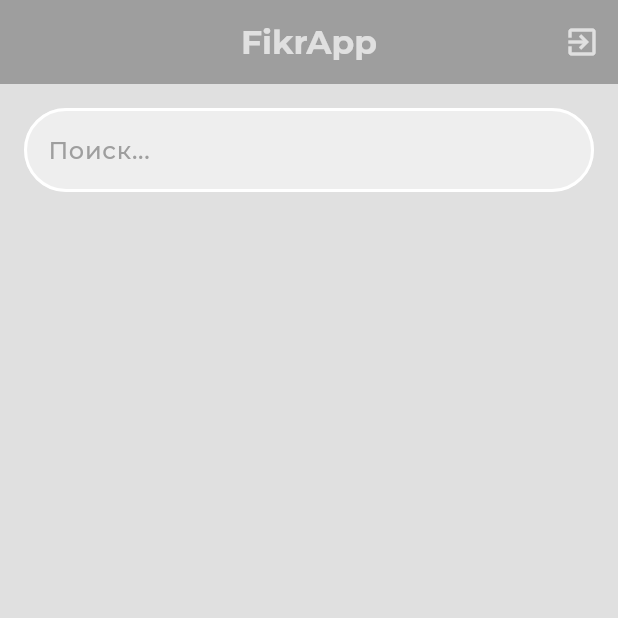
After one commit to flutter-dev7/Fikr, a Flutter app: the screen it shows once a user with an empty profile is signed in, on a phone screen of 412 x 824 dp, the top half of it. The commit adds this screen. Run offline on Flutter 3.47's test engine with Material 3 defaults, Android fonts, the phone set to English and light mode, and no system bars; our stand-ins replace cloud_firestore, firebase_auth, firebase_core, flutter_riverpod, google_fonts; accounts and stored records are empty.

Commit message:
Add Home Feature

```diff
--- a/lib/config/routes/app_routes.dart
+++ b/lib/config/routes/app_routes.dart
@@ -1,12 +1,14 @@
 import 'package:fikr/features/auth/presentation/pages/login_page.dart';
 import 'package:fikr/features/auth/presentation/pages/reset_password_page.dart';
 import 'package:fikr/features/auth/presentation/pages/sign_up_page.dart';
+import 'package:fikr/features/home/presentation/pages/home_page.dart';
 import 'package:flutter/material.dart';
 
 class AppRoutes {
   static const String login = "/login";
   static const String signUp = "/signUp";
   static const String resetPassword = "/resetPassword";
+  static const String home = "/home";
 
   static Route<dynamic> onGenerateRoute(RouteSettings settings) {
     switch (settings.name) {
@@ -16,6 +18,8 @@ class AppRoutes {
         return MaterialPageRoute(builder: (context) => SignUpPage());
       case "/resetPassword":
         return MaterialPageRoute(builder: (context) => ResetPasswordPage());
+      case "/home":
+        return MaterialPageRoute(builder: (context) => HomePage());
       default:
         return MaterialPageRoute(
           builder: (context) =>
--- /dev/null
+++ b/lib/features/auth/presentation/pages/auth_gade.dart
@@ -0,0 +1,26 @@
+import 'package:fikr/features/auth/presentation/pages/login_page.dart';
+import 'package:fikr/features/home/presentation/pages/home_page.dart';
+import 'package:firebase_auth/firebase_auth.dart';
+import 'package:flutter/material.dart';
+import 'package:flutter_riverpod/flutter_riverpod.dart';
+
+class AuthGade extends ConsumerWidget {
+  const AuthGade({super.key});
+
+  @override
+  Widget build(BuildContext context, WidgetRef ref) {
+    return Scaffold(
+      body: StreamBuilder(
+        stream: FirebaseAuth.instance.authStateChanges(),
+        builder: (context, snapshot) {
+          if (snapshot.hasData) {
+            return const HomePage();
+          }
+          else {
+            return const LoginPage();
+          }
+        },
+      ),
+    );
+  }
+}
--- /dev/null
+++ b/lib/features/home/domain/repository/home_repository.dart
@@ -0,0 +1,5 @@
+import 'package:fikr/features/auth/domain/entities/user_entity.dart';
+
+abstract class HomeRepository {
+  Stream<List<UserEntity>> getUsers();
+}
--- /dev/null
+++ b/lib/features/home/presentation/pages/home_page.dart
@@ -0,0 +1,129 @@
+import 'package:fikr/config/routes/app_routes.dart';
+import 'package:fikr/features/auth/presentation/providers/auth_controller.dart';
+import 'package:fikr/features/auth/presentation/providers/auth_provider.dart';
+import 'package:fikr/features/auth/presentation/widgets/my_text.dart';
+import 'package:fikr/features/home/presentation/providers/home_provider.dart';
+import 'package:fikr/features/home/presentation/widgets/search_text_field.dart';
+import 'package:flutter/cupertino.dart';
+import 'package:flutter/material.dart';
+import 'package:flutter_riverpod/flutter_riverpod.dart';
+
+class HomePage extends ConsumerStatefulWidget {
+  const HomePage({super.key});
+
+  @override
+  ConsumerState<ConsumerStatefulWidget> createState() => _HomePageState();
+}
+
+class _HomePageState extends ConsumerState<HomePage> {
+  final TextEditingController searchController = TextEditingController();
+  void _logout() async {
+    await ref.read(authControllerProvider.notifier).signOut();
+
+    if (!mounted) return;
+    Navigator.pushNamedAndRemoveUntil(
+      context,
+      AppRoutes.login,
+      (route) => false,
+    );
+  }
+
+  @override
+  void dispose() {
+    searchController.dispose();
+    super.dispose();
+  }
+
+  @override
+  Widget build(BuildContext context) {
+    final theme = Theme.of(context).colorScheme;
+    final usersAsync = ref.watch(getUsersProvider);
+    final currentUserAsync = ref.watch(authStateProvider);
+    return Scaffold(
+      backgroundColor: theme.surface,
+      appBar: AppBar(
+        backgroundColor: theme.primary,
+        automaticallyImplyLeading: false,
+        centerTitle: true,
+        title: MyText(
+          title: "FikrApp",
+          color: theme.surface,
+          fontWeight: FontWeight.w700,
+        ),
+        actions: [
+          IconButton(
+            onPressed: _logout,
+            icon: Icon(Icons.exit_to_app, color: theme.surface),
+          ),
+        ],
+      ),
+      body: Column(
+        children: [
+          Padding(
+            padding: const EdgeInsets.symmetric(vertical: 16, horizontal: 16),
+            child: SearchTextField(
+              controller: searchController,
+              onChanged: (value) {
+                setState(() {
+                  searchController.text = value;
+                });
+              },
+              hintText: "Поиск...",
+            ),
+          ),
+          Expanded(
+            child: usersAsync.when(
+              data: (users) {
+                final currentUser = currentUserAsync.value;
+                final filteredUsers = users
+                    .where(
+                      (user) =>
+                          user.uid != currentUser?.uid &&
+                          user.name.toLowerCase().contains(
+                            searchController.text,
+                          ),
+                    )
+                    .toList();
+
+                return ListView.separated(
+                  itemBuilder: (context, index) {
+                    final user = filteredUsers[index];
+                    return ListTile(
+                      leading: Container(
+                        width: 40,
+                        height: 40,
+                        alignment: Alignment.center,
+                        decoration: BoxDecoration(
+                          color: Colors.blue,
+                          borderRadius: BorderRadius.circular(50),
+                        ),
+                        child: MyText(
+                          title: user.name[0],
+                          color: theme.tertiary,
+                          fontWeight: FontWeight.w500,
+                          fontSize: 16,
+                        ),
+                      ),
+                      title: MyText(
+                        title: user.name,
+                        color: theme.inversePrimary,
+                        fontWeight: FontWeight.w500,
+                      ),
+                      subtitle: MyText(title: user.email, color: theme.primary),
+                      trailing: Icon(Icons.arrow_forward_ios),
+                      onTap: () {},
+                    );
+                  },
+                  separatorBuilder: (context, index) => SizedBox(),
+                  itemCount: filteredUsers.length,
+                );
+              },
+              error: (error, stackTrace) => Text(error.toString()),
+              loading: () => Center(child: CupertinoActivityIndicator()),
+            ),
+          ),
+        ],
+      ),
+    );
+  }
+}
--- /dev/null
+++ b/lib/features/home/presentation/providers/home_provider.dart
@@ -0,0 +1,22 @@
+import 'package:fikr/features/auth/presentation/providers/auth_provider.dart';
+import 'package:fikr/features/home/data/datasources/home_remote_data_source.dart';
+import 'package:fikr/features/home/data/repository/home_repository_impl.dart';
+import 'package:fikr/features/home/domain/repository/home_repository.dart';
+import 'package:fikr/features/home/domain/usecases/get_user_use_case.dart';
+import 'package:flutter_riverpod/flutter_riverpod.dart';
+
+final homeRemoteProvider = Provider<HomeRemoteDataSource>((ref) {
+  return HomeRemoteDataSource(ref.read(firestoreProvider));
+});
+
+final homeRepositoryProvider = Provider<HomeRepository>((ref) {
+  return HomeRepositoryImpl(ref.read(homeRemoteProvider));
+});
+
+final getUserUseCaseProvider = Provider<GetUserUseCase>((ref) {
+  return GetUserUseCase(ref.read(homeRepositoryProvider));
+});
+
+final getUsersProvider = StreamProvider((ref) {
+  return ref.read(getUserUseCaseProvider).call();
+});
--- /dev/null
+++ b/lib/features/home/presentation/widgets/search_text_field.dart
@@ -0,0 +1,41 @@
+import 'package:flutter/material.dart';
+import 'package:google_fonts/google_fonts.dart';
+
+class SearchTextField extends StatelessWidget {
+  final TextEditingController controller;
+  final ValueChanged onChanged;
+  final String hintText;
+  const SearchTextField({
+    super.key,
+    required this.controller,
+    required this.onChanged,
+    required this.hintText,
+  });
+
+  @override
+  Widget build(BuildContext context) {
+    final theme = Theme.of(context).colorScheme;
+    return TextField(
+      controller: controller,
+      onChanged: onChanged,
+      style: GoogleFonts.montserrat(
+        color: theme.primary,
+        fontWeight: FontWeight.w500,
+      ),
+      decoration: InputDecoration(
+        enabledBorder: OutlineInputBorder(
+          borderSide: BorderSide(color: theme.tertiary, width: 2),
+          borderRadius: BorderRadius.circular(50),
+        ),
+        focusedBorder: OutlineInputBorder(
+          borderSide: BorderSide(color: theme.primary, width: 2),
+          borderRadius: BorderRadius.circular(50),
+        ),
+        filled: true,
+        fillColor: theme.secondary,
+        hintText: hintText,
+        hintStyle: GoogleFonts.montserrat(color: theme.primary),
+      ),
+    );
+  }
+}
--- a/lib/main.dart
+++ b/lib/main.dart
@@ -1,6 +1,8 @@
 import 'package:fikr/config/routes/app_routes.dart';
 import 'package:fikr/config/themes/light_mode.dart';
+import 'package:fikr/features/auth/presentation/pages/auth_gade.dart';
 import 'package:fikr/firebase_options.dart';
+import 'package:firebase_auth/firebase_auth.dart';
 import 'package:firebase_core/firebase_core.dart';
 import 'package:flutter/material.dart';
 import 'package:flutter_riverpod/flutter_riverpod.dart';
@@ -21,9 +23,10 @@ class MyApp extends StatefulWidget {
 class _MyAppState extends State<MyApp> {
   @override
   Widget build(BuildContext context) {
+    final user = FirebaseAuth.instance.currentUser;
     return MaterialApp(
       debugShowCheckedModeBanner: false,
-      initialRoute: AppRoutes.login,
+      home: const AuthGade(),
       onGenerateRoute: AppRoutes.onGenerateRoute,
       theme: lightMode,
       // darkTheme: darkMode,
```
Also changed, not shown: lib/features/auth/presentation/pages/login_page.dart (+7 -1 lines), lib/features/auth/presentation/pages/sign_up_page.dart (+8 -1 lines), lib/features/home/data/datasources/home_remote_data_source.dart (added, +14 -0 lines), lib/features/home/data/repository/home_repository_impl.dart (added, +16 -0 lines), lib/features/home/domain/usecases/get_user_use_case.dart (added, +12 -0 lines).
